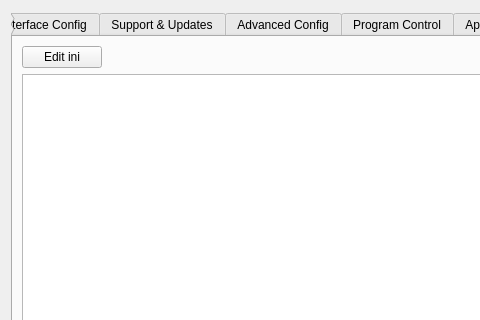
Above: SandboxiePlus/SandMan/Forms/SettingsWindow.ui from sandboxie-plus/Sandboxie before the change; both pictures show x 0 to 480 and y 0 to 320 of the 703 by 512 pixel window. Below: the same form after it.
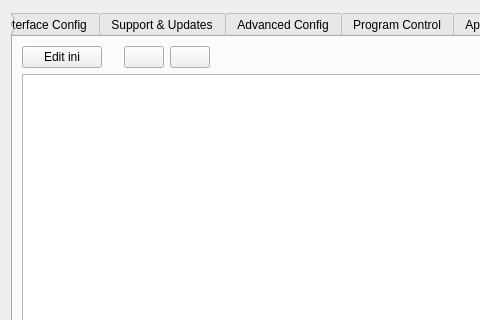
That is the form after the change. The open tabs and pages were chosen to show the change. Icons and pictures are not drawn.

Commit message: Ability to select font for ini editor panels.

What changed in the file:
```diff
--- a/SandboxiePlus/SandMan/Forms/SettingsWindow.ui
+++ b/SandboxiePlus/SandMan/Forms/SettingsWindow.ui
@@ -1944,7 +1944,7 @@
          <string>Edit ini Section</string>
         </attribute>
         <layout class="QGridLayout" name="gridLayout_16">
-         <item row="0" column="2">
+         <item row="0" column="5">
           <widget class="QPushButton" name="btnSaveIni">
            <property name="enabled">
             <bool>false</bool>
@@ -1954,6 +1954,36 @@
            </property>
           </widget>
          </item>
+         <item row="0" column="3">
+          <widget class="QPushButton" name="btnResetIniEditFont">
+           <property name="text">
+            <string/>
+           </property>
+          </widget>
+         </item>
+         <item row="0" column="2">
+          <widget class="QPushButton" name="btnSelectIniEditFont">
+           <property name="text">
+            <string/>
+           </property>
+          </widget>
+         </item>
+         <item row="0" column="1">
+          <spacer name="horizontalSpacer_15">
+           <property name="orientation">
+            <enum>Qt::Horizontal</enum>
+           </property>
+           <property name="sizeType">
+            <enum>QSizePolicy::Minimum</enum>
+           </property>
+           <property name="sizeHint" stdset="0">
+            <size>
+             <width>10</width>
+             <height>20</height>
+            </size>
+           </property>
+          </spacer>
+         </item>
          <item row="0" column="0">
           <widget class="QPushButton" name="btnEditIni">
            <property name="text">
@@ -1964,7 +1994,7 @@
            </property>
           </widget>
          </item>
-         <item row="0" column="1">
+         <item row="0" column="4">
           <spacer name="horizontalSpacer_7">
            <property name="orientation">
             <enum>Qt::Horizontal</enum>
@@ -1977,7 +2007,7 @@
            </property>
           </spacer>
          </item>
-         <item row="0" column="3">
+         <item row="0" column="6">
           <widget class="QPushButton" name="btnCancelEdit">
            <property name="enabled">
             <bool>false</bool>
@@ -1987,7 +2017,7 @@
            </property>
           </widget>
          </item>
-         <item row="1" column="0" colspan="4">
+         <item row="1" column="0" colspan="7">
           <widget class="QPlainTextEdit" name="txtIniSection">
            <property name="lineWrapMode">
             <enum>QPlainTextEdit::NoWrap</enum>
```
The commit also changes 8 other files.
